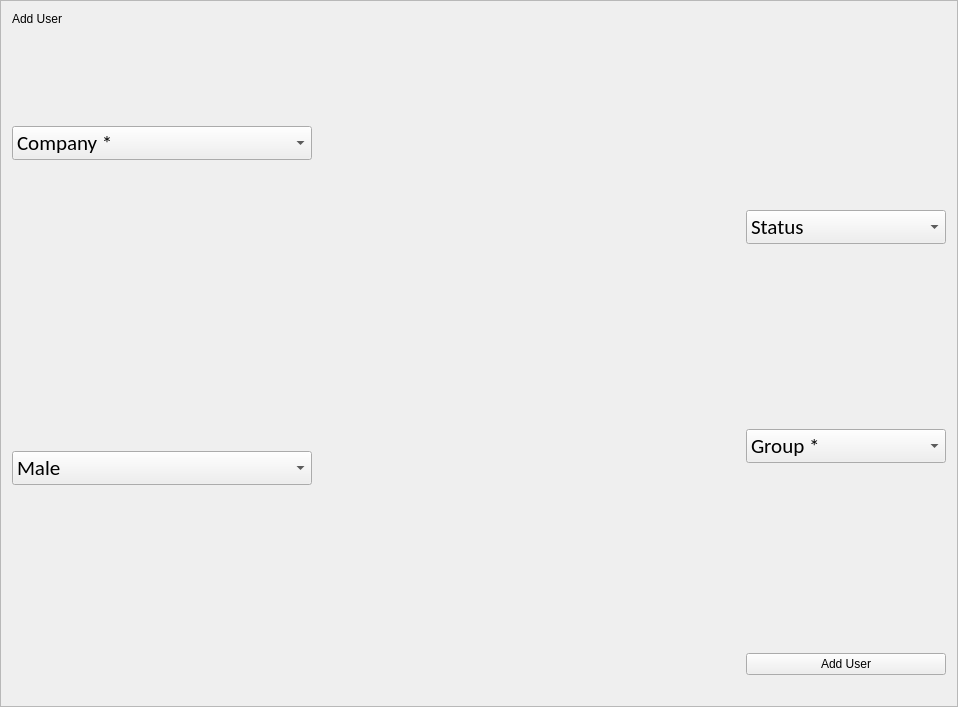
The window that People/f_adduser.ui (ashraf-kx/stock-manager) describes before a commit, drawn with Qt 5.
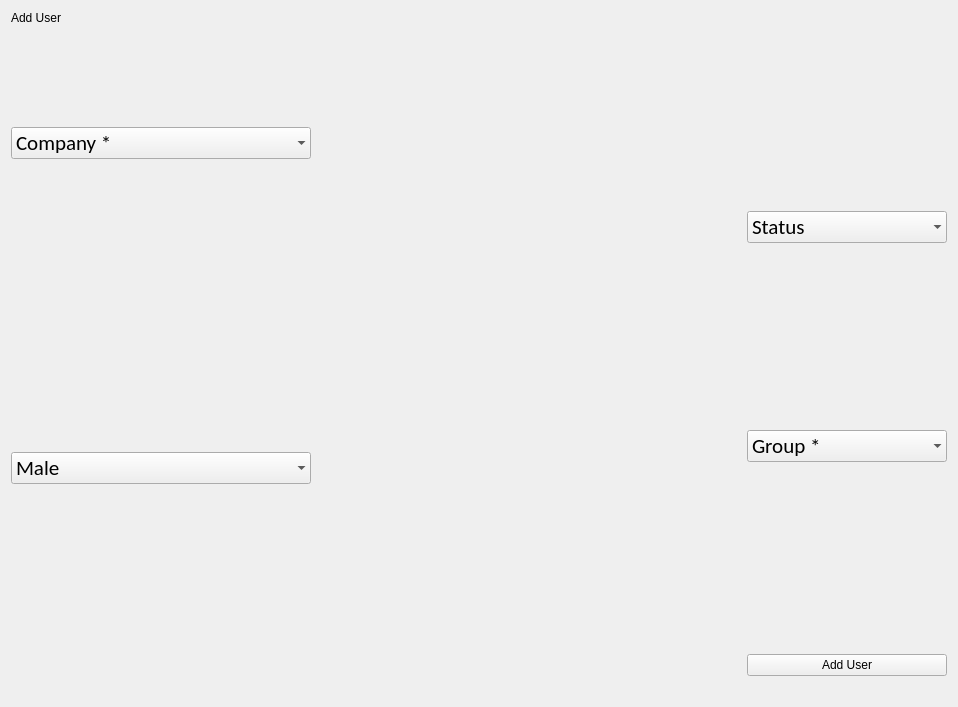
The same window after the commit. Custom widgets are drawn as their Qt base class.

```diff
--- a/People/f_adduser.ui
+++ b/People/f_adduser.ui
@@ -20,10 +20,10 @@
    <string notr="true"/>
   </property>
   <property name="frameShape">
-   <enum>QFrame::StyledPanel</enum>
+   <enum>QFrame::NoFrame</enum>
   </property>
   <property name="frameShadow">
-   <enum>QFrame::Raised</enum>
+   <enum>QFrame::Plain</enum>
   </property>
   <layout class="QVBoxLayout" name="verticalLayout_3">
    <item>
@@ -70,6 +70,9 @@
          <property name="cursor">
           <cursorShape>PointingHandCursor</cursorShape>
          </property>
+         <property name="frame">
+          <bool>false</bool>
+         </property>
          <item>
           <property name="text">
            <string>Company *</string>
@@ -191,7 +194,7 @@
           </size>
          </property>
          <property name="frame">
-          <bool>true</bool>
+          <bool>false</bool>
          </property>
          <item>
           <property name="text">
@@ -547,6 +550,9 @@
            <height>16</height>
           </size>
          </property>
+         <property name="frame">
+          <bool>false</bool>
+         </property>
          <item>
           <property name="text">
            <string>Status</string>
@@ -612,6 +618,9 @@
          <property name="cursor">
           <cursorShape>PointingHandCursor</cursorShape>
          </property>
+         <property name="frame">
+          <bool>false</bool>
+         </property>
          <item>
           <property name="text">
            <string>Group *</string>
@@ -658,6 +667,9 @@
          <property name="text">
           <string>Add User</string>
          </property>
+         <property name="flat">
+          <bool>false</bool>
+         </property>
         </widget>
        </item>
       </layout>
```
